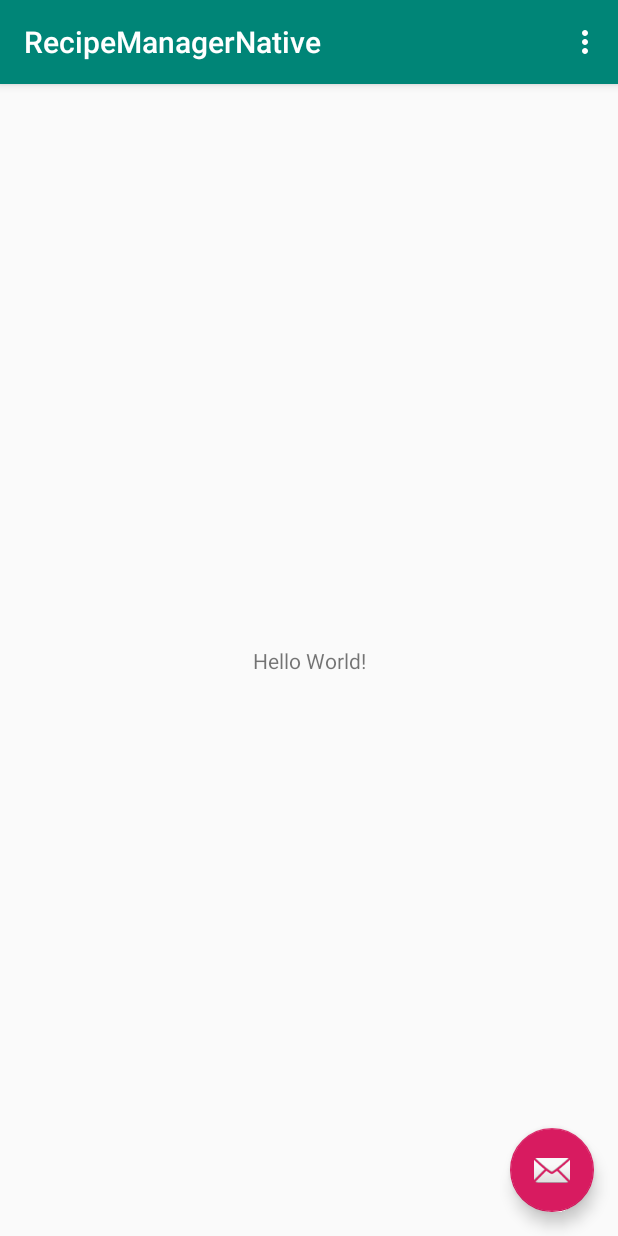
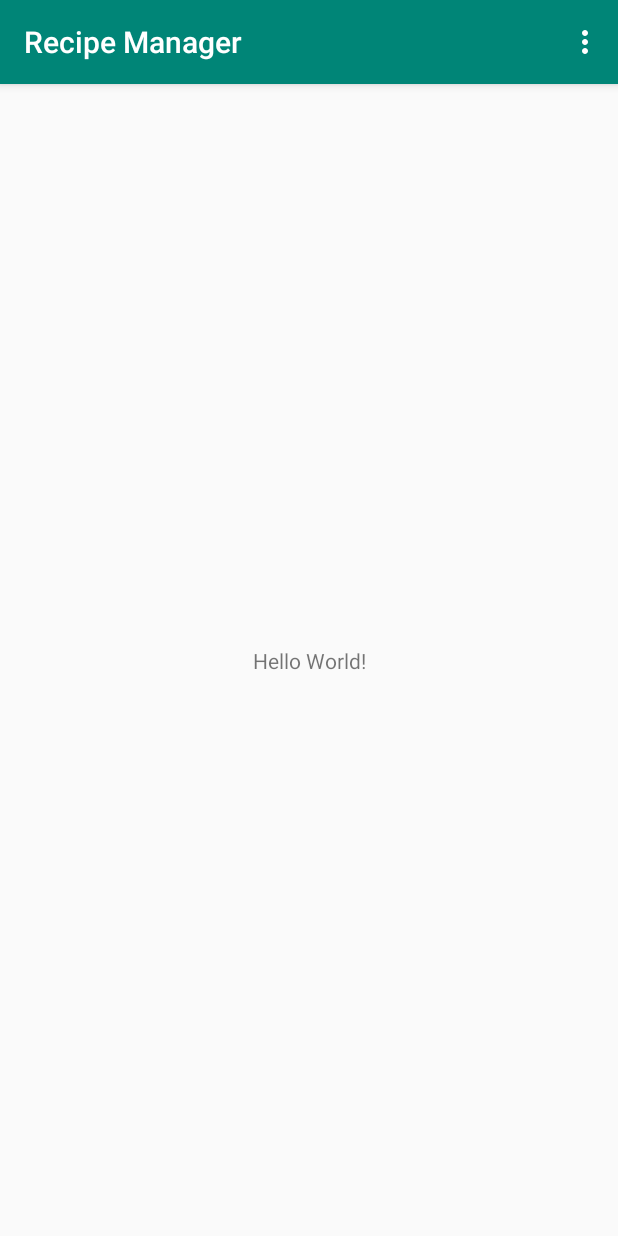
Before and after one commit to GWALTER4/Recipe-Manager-Native-Android, an Android app: the screen it shows after launch (MainActivity), on a phone screen of 412 x 824 dp. Run offline under Robolectric (Android 15) with nearby library versions, the phone set to English and light mode, and no system bars.

```diff
--- a/app/src/main/java/com/example/android/recipemanagernative/MainActivity.java
+++ b/app/src/main/java/com/example/android/recipemanagernative/MainActivity.java
@@ -17,15 +17,6 @@ public class MainActivity extends AppCompatActivity {
         setContentView(R.layout.activity_main);
         Toolbar toolbar = findViewById(R.id.toolbar);
         setSupportActionBar(toolbar);
-
-        FloatingActionButton fab = findViewById(R.id.fab);
-        fab.setOnClickListener(new View.OnClickListener() {
-            @Override
-            public void onClick(View view) {
-                Snackbar.make(view, "Replace with your own action", Snackbar.LENGTH_LONG)
-                        .setAction("Action", null).show();
-            }
-        });
     }
 
     @Override
@@ -42,7 +33,6 @@ public class MainActivity extends AppCompatActivity {
         // as you specify a parent activity in AndroidManifest.xml.
         int id = item.getItemId();
 
-        //noinspection SimplifiableIfStatement
         if (id == R.id.action_settings) {
             return true;
         }
--- a/app/src/main/res/layout/activity_main.xml
+++ b/app/src/main/res/layout/activity_main.xml
@@ -22,12 +22,4 @@
 
     <include layout="@layout/content_main" />
 
-    <android.support.design.widget.FloatingActionButton
-        android:id="@+id/fab"
-        android:layout_width="wrap_content"
-        android:layout_height="wrap_content"
-        android:layout_gravity="bottom|end"
-        android:layout_margin="@dimen/fab_margin"
-        app:srcCompat="@android:drawable/ic_dialog_email" />
-
 </android.support.design.widget.CoordinatorLayout>
--- a/app/src/main/res/values/strings.xml
+++ b/app/src/main/res/values/strings.xml
@@ -1,4 +1,4 @@
 <resources>
-    <string name="app_name">RecipeManagerNative</string>
+    <string name="app_name">Recipe Manager</string>
     <string name="action_settings">Settings</string>
 </resources>
```
Also changed, not shown: app/src/main/java/com/example/android/recipemanagernative/Database/RecipeManagerContract.java (added, +56 -0 lines).
